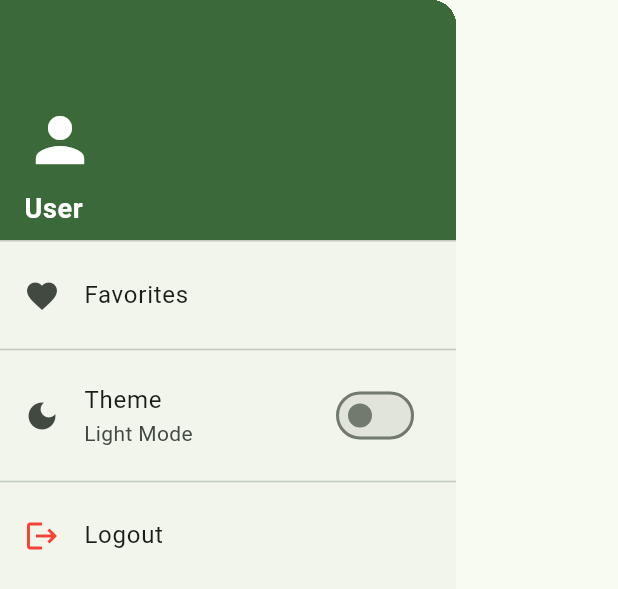
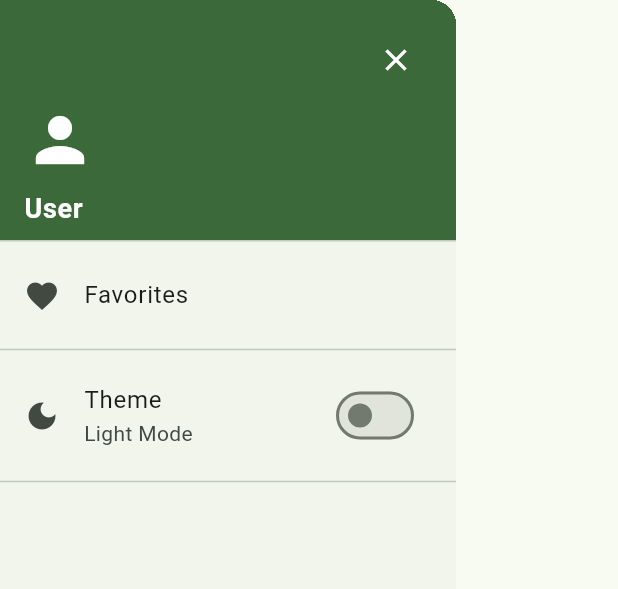
Before and after one commit to amena-bs23/recipehub, a Flutter app: the AppDrawer widget shown alone on an empty page, opened directly, on a phone screen of 412 x 824 dp. Shown: the top 589 px of the screen. Run offline on Flutter 3.47's test engine with Material 3 defaults, Android fonts, the phone set to English and light mode, and no system bars; our stand-ins replace cached_network_image, dio, equatable, flutter_riverpod, freezed_annotation, go_router and 3 more; accounts and stored records are empty; generated files the repository leaves out were written again; network calls fail.

Commit message:
fix: add icon button to close the app drawer.

```diff
--- a/lib/src/presentation/features/shared/widgets/app_drawer.dart
+++ b/lib/src/presentation/features/shared/widgets/app_drawer.dart
@@ -23,7 +23,9 @@ class AppDrawer extends ConsumerWidget {
             decoration: BoxDecoration(
               color: Theme.of(context).colorScheme.primary,
             ),
-            child: Column(
+            child: Stack(
+              children: [
+                Column(
                   crossAxisAlignment: CrossAxisAlignment.start,
                   mainAxisAlignment: MainAxisAlignment.end,
                   children: [
@@ -43,13 +45,24 @@ class AppDrawer extends ConsumerWidget {
                     ),
                   ],
                 ),
+                Positioned(
+                  top: 0,
+                  right: 0,
+                  child: IconButton(
+                    icon: const Icon(Icons.close, color: Colors.white),
+                    onPressed: () => Navigator.pop(context),
+                    tooltip: 'Close',
+                  ),
+                ),
+              ],
+            ),
           ),
           ListTile(
             leading: const Icon(Icons.favorite),
             title: const Text('Favorites'),
             onTap: () {
               Navigator.pop(context); // Close the drawer
-              context.go('/favorites');
+              context.push('/favorites');
             },
           ),
           const Divider(),
@@ -72,40 +85,40 @@ class AppDrawer extends ConsumerWidget {
             },
           ),
           const Divider(),
-          ListTile(
-            leading: const Icon(Icons.logout, color: Colors.red),
-            title: const Text('Logout'),
-            onTap: () async {
-              // Show confirmation dialog
-              final shouldLogout = await showDialog<bool>(
-                context: context,
-                builder: (context) => AlertDialog(
-                  title: const Text('Logout'),
-                  content: const Text('Are you sure you want to logout?'),
-                  actions: [
-                    TextButton(
-                      onPressed: () => Navigator.pop(context, false),
-                      child: const Text('Cancel'),
-                    ),
-                    TextButton(
-                      onPressed: () => Navigator.pop(context, true),
-                      child: const Text('Logout'),
-                    ),
-                  ],
-                ),
-              );
-
-              // if (shouldLogout == true) {
-              //   await logoutUseCase.execute();
-              //   // Clear all providers
-              //   ref.invalidate(cacheServiceProvider);
-              //   // Navigate to login
-              //   if (context.mounted) {
-              //     context.go('/login'); // Adjust route as needed
-              //   }
-              // }
-            },
-          ),
+          // ListTile(
+          //   leading: const Icon(Icons.logout, color: Colors.red),
+          //   title: const Text('Logout'),
+          //   onTap: () async {
+          //     // Show confirmation dialog
+          //     final shouldLogout = await showDialog<bool>(
+          //       context: context,
+          //       builder: (context) => AlertDialog(
+          //         title: const Text('Logout'),
+          //         content: const Text('Are you sure you want to logout?'),
+          //         actions: [
+          //           TextButton(
+          //             onPressed: () => Navigator.pop(context, false),
+          //             child: const Text('Cancel'),
+          //           ),
+          //           TextButton(
+          //             onPressed: () => Navigator.pop(context, true),
+          //             child: const Text('Logout'),
+          //           ),
+          //         ],
+          //       ),
+          //     );
+          //
+          //     // if (shouldLogout == true) {
+          //     //   await logoutUseCase.execute();
+          //     //   // Clear all providers
+          //     //   ref.invalidate(cacheServiceProvider);
+          //     //   // Navigate to login
+          //     //   if (context.mounted) {
+          //     //     context.go('/login'); // Adjust route as needed
+          //     //   }
+          //     // }
+          //   },
+          // ),
         ],
       ),
     );
```
Lines whose indentation alone changed are shown as unchanged.
